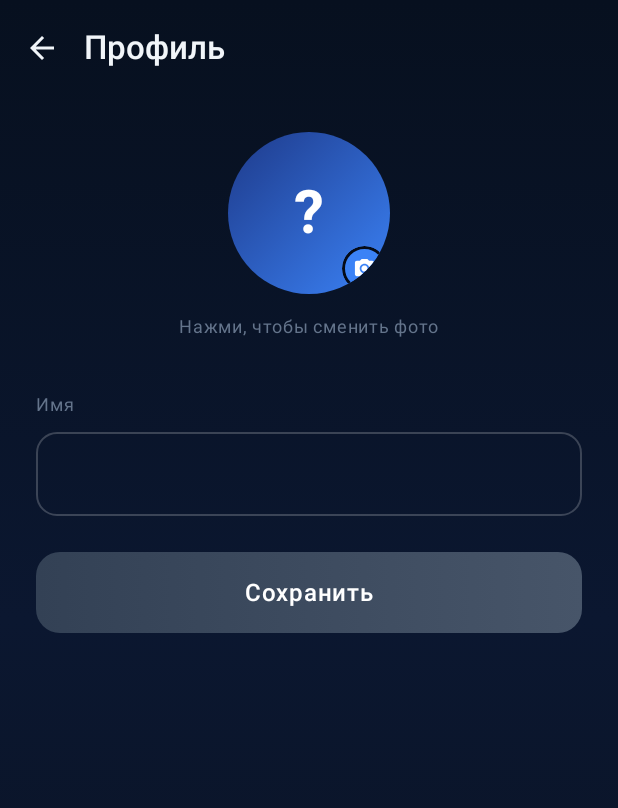
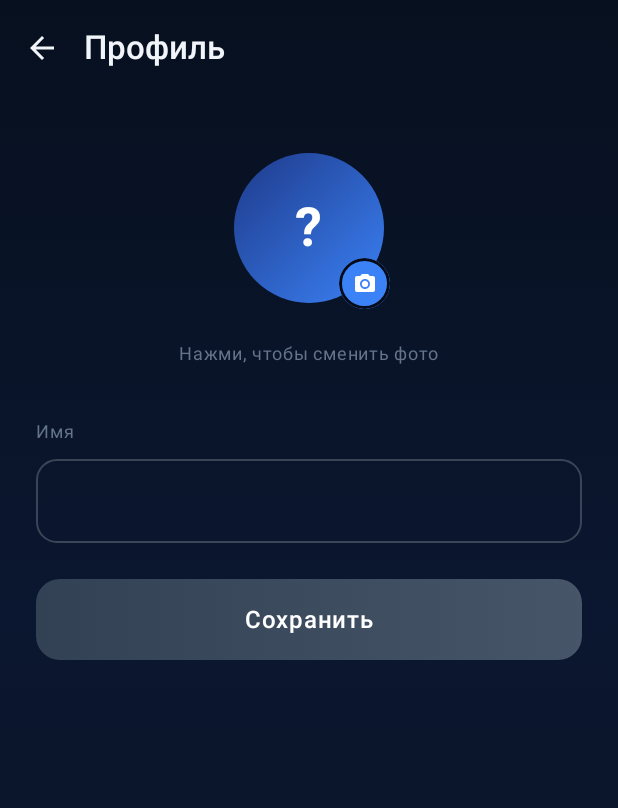
Before and after one commit to VegsPro/Vergis, an Android app built with Jetpack Compose: the ProfileScreen screen opened through its navigation route, on a phone screen of 412 x 824 dp. Shown: the top 808 px of the screen. Run offline under Robolectric (Android 15) with nearby library versions, the phone set to English and light mode, and no system bars; our stand-ins replace Firebase (no records; nobody signed in at launch, a user with empty details on screens opened directly); pictures from the network do not load.

Commit message:
v1.1.4: fix avatar upload (IO+multipart imgbb), camera badge layout

```diff
--- a/app/build.gradle.kts
+++ b/app/build.gradle.kts
@@ -13,8 +13,8 @@ android {
         applicationId = "com.vergis.vegs"
         minSdk = 26
         targetSdk = 35
-        versionCode = 10
-        versionName = "1.1.3"
+        versionCode = 11
+        versionName = "1.1.4"
 
         testInstrumentationRunner = "androidx.test.runner.AndroidJUnitRunner"
 
--- a/app/src/main/java/com/vergis/vegs/data/FirebaseRepository.kt
+++ b/app/src/main/java/com/vergis/vegs/data/FirebaseRepository.kt
@@ -15,6 +15,8 @@ import kotlinx.coroutines.channels.awaitClose
 import kotlinx.coroutines.flow.Flow
 import kotlinx.coroutines.flow.callbackFlow
 import kotlinx.coroutines.tasks.await
+import kotlinx.coroutines.Dispatchers
+import kotlinx.coroutines.withContext
 
 class FirebaseRepository {
     private val auth = FirebaseAuth.getInstance()
@@ -291,34 +293,49 @@ class FirebaseRepository {
         }
     }
 
-    suspend fun uploadAvatar(bytes: ByteArray): Result<String> {
-        return try {
-            val user = currentUser ?: return Result.failure(Exception("Не авторизован"))
-            val b64 = android.util.Base64.encodeToString(bytes, android.util.Base64.NO_WRAP)
-            val body = okhttp3.FormBody.Builder()
-                .add("key", "be4f9cf74bf01c7e56308e8b707a00f1")
-                .add("image", b64)
+    suspend fun uploadAvatar(bytes: ByteArray): Result<String> = withContext(Dispatchers.IO) {
+        try {
+            val user = currentUser ?: return@withContext Result.failure(Exception("Не авторизован"))
+            if (bytes.isEmpty()) return@withContext Result.failure(Exception("Пустой файл"))
+
+            val mediaType = "image/jpeg".toMediaType()
+            val body = MultipartBody.Builder()
+                .setType(MultipartBody.FORM)
+                .addFormDataPart("key", "be4f9cf74bf01c7e56308e8b707a00f1")
+                .addFormDataPart(
+                    "image",
+                    "avatar.jpg",
+                    bytes.toRequestBody(mediaType)
+                )
                 .build()
-            val request = okhttp3.Request.Builder()
+
+            val request = Request.Builder()
                 .url("https://api.imgbb.com/1/upload")
                 .post(body)
                 .build()
-            val client = okhttp3.OkHttpClient.Builder()
-                .connectTimeout(30, java.util.concurrent.TimeUnit.SECONDS)
-                .readTimeout(60, java.util.concurrent.TimeUnit.SECONDS)
+
+            val client = OkHttpClient.Builder()
+                .connectTimeout(30, TimeUnit.SECONDS)
+                .readTimeout(60, TimeUnit.SECONDS)
+                .writeTimeout(60, TimeUnit.SECONDS)
                 .build()
+
             client.newCall(request).execute().use { response ->
                 val raw = response.body?.string().orEmpty()
                 if (!response.isSuccessful) {
-                    return Result.failure(Exception("ImgBB: ${response.code}"))
+                    return@withContext Result.failure(
+                        Exception("ImgBB ${response.code}: ${raw.take(120)}")
+                    )
                 }
                 val json = org.json.JSONObject(raw)
                 if (!json.optBoolean("success", false)) {
-                    return Result.failure(Exception("ImgBB: загрузка не удалась"))
+                    val err = json.optJSONObject("error")?.optString("message") ?: raw.take(120)
+                    return@withContext Result.failure(Exception("ImgBB: $err"))
                 }
-                val url = json.getJSONObject("data").optString("display_url")
-                    .ifBlank { json.getJSONObject("data").optString("url") }
-                if (url.isBlank()) return Result.failure(Exception("ImgBB: нет URL"))
+                val data = json.getJSONObject("data")
+                val url = data.optString("display_url").ifBlank { data.optString("url") }
+                if (url.isBlank()) return@withContext Result.failure(Exception("ImgBB: нет URL"))
+
                 db.child("users").child(user.uid).child("avatarUrl").setValue(url).await()
                 try {
                     val profile = UserProfileChangeRequest.Builder()
@@ -329,7 +346,7 @@ class FirebaseRepository {
                 Result.success(url)
             }
         } catch (e: Exception) {
-            Result.failure(e)
+            Result.failure(Exception(e.message ?: e.javaClass.simpleName))
         }
     }
 
--- a/app/src/main/java/com/vergis/vegs/ui/screens/ProfileScreen.kt
+++ b/app/src/main/java/com/vergis/vegs/ui/screens/ProfileScreen.kt
@@ -56,19 +56,33 @@ fun ProfileScreen(
     val picker = rememberLauncherForActivityResult(ActivityResultContracts.GetContent()) { uri ->
         if (uri == null) return@rememberLauncherForActivityResult
         try {
-            val bitmap = if (Build.VERSION.SDK_INT >= 28) {
-                ImageDecoder.decodeBitmap(ImageDecoder.createSource(context.contentResolver, uri))
+            var bitmap = if (Build.VERSION.SDK_INT >= 28) {
+                val source = ImageDecoder.createSource(context.contentResolver, uri)
+                ImageDecoder.decodeBitmap(source) { decoder, _, _ ->
+                    decoder.isMutableRequired = true
+                    decoder.allocator = ImageDecoder.ALLOCATOR_SOFTWARE
+                }
             } else {
                 @Suppress("DEPRECATION")
                 MediaStore.Images.Media.getBitmap(context.contentResolver, uri)
             }
-            val w = 512
-            val h = (512f * bitmap.height / bitmap.width.coerceAtLeast(1)).toInt().coerceAtLeast(1)
+            // force software ARGB for compress
+            if (bitmap.config != Bitmap.Config.ARGB_8888) {
+                bitmap = bitmap.copy(Bitmap.Config.ARGB_8888, true)
+            }
+            val maxSide = 512
+            val scale = maxSide.toFloat() / maxOf(bitmap.width, bitmap.height)
+            val w = (bitmap.width * scale).toInt().coerceAtLeast(1)
+            val h = (bitmap.height * scale).toInt().coerceAtLeast(1)
             val scaled = Bitmap.createScaledBitmap(bitmap, w, h, true)
             val baos = ByteArrayOutputStream()
-            scaled.compress(Bitmap.CompressFormat.JPEG, 80, baos)
-            viewModel.uploadAvatar(baos.toByteArray())
-        } catch (_: Exception) {}
+            scaled.compress(Bitmap.CompressFormat.JPEG, 82, baos)
+            val bytes = baos.toByteArray()
+            if (bytes.isEmpty()) throw Exception("Не удалось сжать фото")
+            viewModel.uploadAvatar(bytes)
+        } catch (e: Exception) {
+            viewModel.setError(e.message ?: "Не удалось обработать фото")
+        }
     }
 
     Scaffold(
@@ -92,10 +106,16 @@ fun ProfileScreen(
                 .padding(horizontal = 24.dp),
             horizontalAlignment = Alignment.CenterHorizontally
         ) {
-            Spacer(Modifier.height(24.dp))
+            Spacer(Modifier.height(28.dp))
+
+            // Avatar with camera badge OUTSIDE the clip
+            Box(
+                modifier = Modifier.size(120.dp),
+                contentAlignment = Alignment.Center
+            ) {
                 Box(
                     Modifier
-                    .size(108.dp)
+                        .size(100.dp)
                         .clip(CircleShape)
                         .background(Brush.linearGradient(listOf(Color(0xFF1E3A8A), BluePrimary)))
                         .clickable {
@@ -115,28 +135,40 @@ fun ProfileScreen(
                         Text(
                             (displayName.ifBlank { "?" }).take(1).uppercase(),
                             color = Color.White,
-                        fontSize = 40.sp,
+                            fontSize = 36.sp,
                             fontWeight = FontWeight.Bold
                         )
                     }
+                }
+                // camera badge — not clipped by avatar
                 Box(
                     Modifier
                         .align(Alignment.BottomEnd)
-                        .offset(x = (-2).dp, y = (-2).dp)
-                        .size(30.dp)
+                        .offset(x = (-6).dp, y = (-6).dp)
+                        .size(34.dp)
                         .clip(CircleShape)
                         .background(BluePrimary)
-                        .border(2.dp, BgDeep, CircleShape),
+                        .border(2.dp, BgDeep, CircleShape)
+                        .clickable {
+                            view.performHapticFeedback(HapticFeedbackConstants.KEYBOARD_TAP)
+                            picker.launch("image/*")
+                        },
                     contentAlignment = Alignment.Center
                 ) {
-                    Icon(Icons.Default.CameraAlt, null, tint = Color.White, modifier = Modifier.size(15.dp))
+                    Icon(
+                        Icons.Default.CameraAlt,
+                        contentDescription = "Сменить фото",
+                        tint = Color.White,
+                        modifier = Modifier.size(16.dp)
+                    )
                 }
             }
+
             Text(
-                "Нажми, чтобы сменить фото",
+                if (loading) "Загружаем…" else "Нажми, чтобы сменить фото",
                 color = TextMuted,
                 fontSize = 12.sp,
-                modifier = Modifier.padding(top = 10.dp, bottom = 28.dp)
+                modifier = Modifier.padding(top = 12.dp, bottom = 28.dp)
             )
 
             Text("Имя", color = TextMuted, fontSize = 12.sp, modifier = Modifier.fillMaxWidth())
@@ -159,7 +191,12 @@ fun ProfileScreen(
             )
 
             if (error != null) {
-                Text(error!!, color = Error, modifier = Modifier.padding(top = 12.dp).fillMaxWidth(), fontSize = 13.sp)
+                Text(
+                    error!!,
+                    color = Error,
+                    modifier = Modifier.padding(top = 12.dp).fillMaxWidth(),
+                    fontSize = 13.sp
+                )
             }
 
             Spacer(Modifier.height(24.dp))
--- a/app/src/main/java/com/vergis/vegs/viewmodel/AuthViewModel.kt
+++ b/app/src/main/java/com/vergis/vegs/viewmodel/AuthViewModel.kt
@@ -125,4 +125,8 @@ class AuthViewModel : ViewModel() {
     fun clearError() {
         _error.value = null
     }
+
+    fun setError(msg: String) {
+        _error.value = msg
+    }
 }
```
Also changed, not shown: 1 other file. Lines whose indentation alone changed are shown as unchanged.
